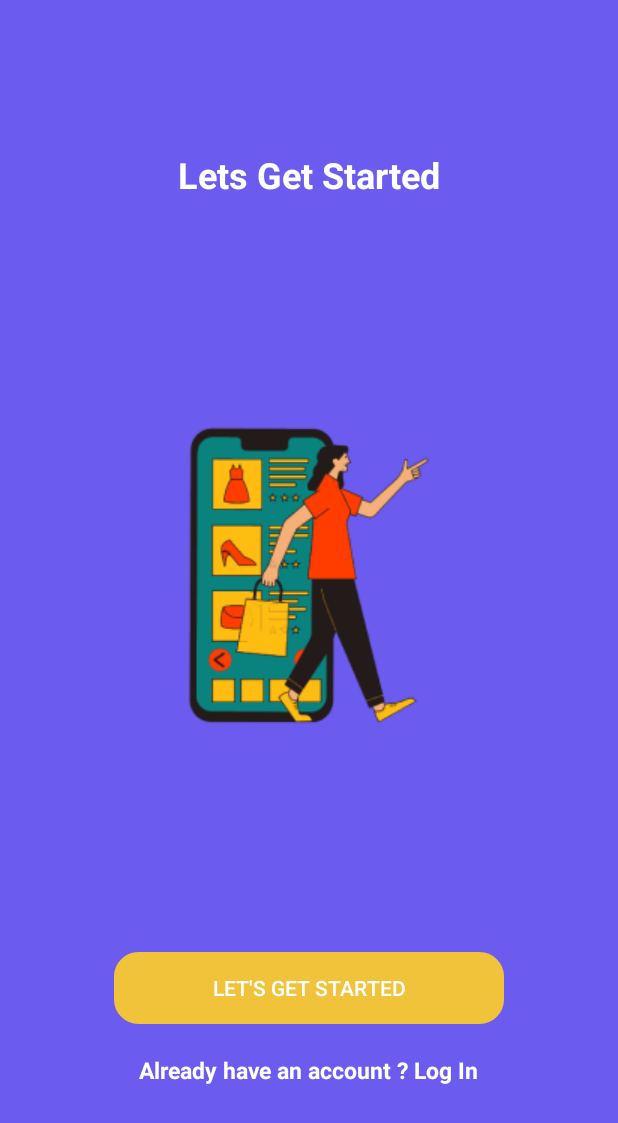
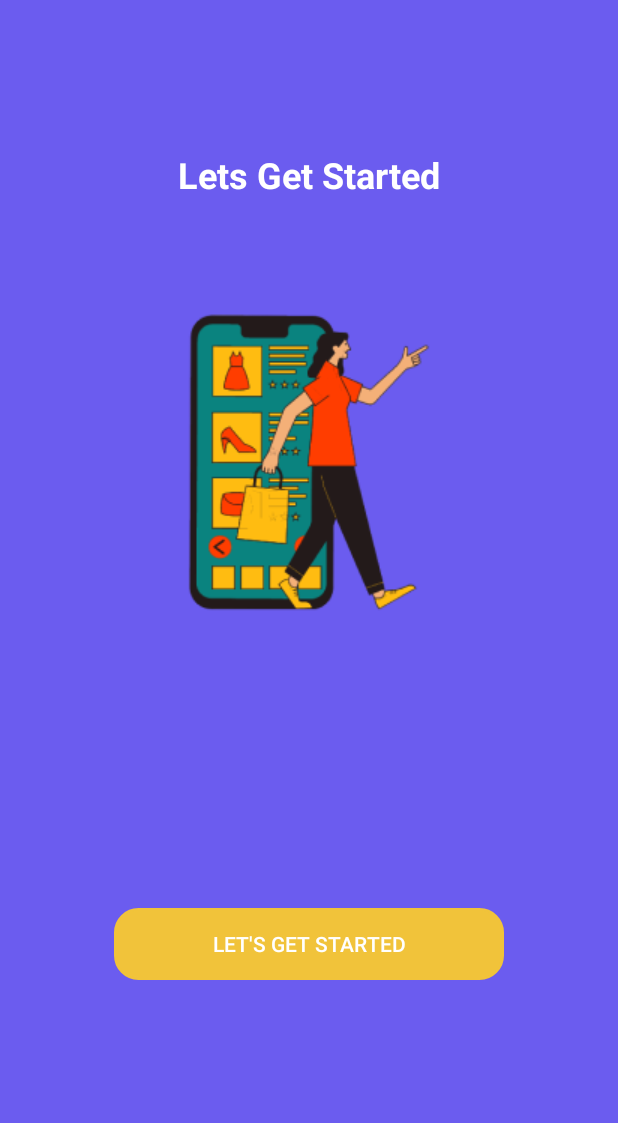
Before and after one commit to bennohan/E-Commerce_advance, an Android app: the layout activity_main.xml on its own in the app's theme, with its tools: preview values and no code run, on a phone screen of 412 x 824 dp. Shown: the top 1123 px of the screen. Run offline under Robolectric (Android 15) with nearby library versions, the phone set to English and light mode, and no system bars.

Commit message:
update Pc

```diff
--- a/app/build.gradle
+++ b/app/build.gradle
@@ -71,7 +71,5 @@ dependencies {
     implementation 'androidx.room:room-ktx:2.5.2'
     kapt 'androidx.room:room-compiler:2.5.2'
 
-    //imageSlider
-    implementation 'com.github.denzcoskun:ImageSlideshow:0.1.2'
 
 }
--- a/app/src/main/res/layout/activity_login.xml
+++ b/app/src/main/res/layout/activity_login.xml
@@ -137,13 +137,13 @@
                 app:layout_constraintStart_toStartOf="parent" />
 
             <TextView
-                android:id="@+id/textView"
+                android:id="@+id/tvRegisterOption"
                 android:layout_width="wrap_content"
                 android:layout_height="wrap_content"
                 android:layout_gravity="center"
                 android:layout_marginTop="10dp"
                 android:layout_marginBottom="50dp"
-                android:text="Already have an account ? Log In"
+                tools:text="Already have an account ? Log In"
                 android:textSize="15dp"
                 android:textStyle="bold"
                 app:layout_constraintBottom_toBottomOf="parent"
--- a/app/src/main/res/layout/activity_main.xml
+++ b/app/src/main/res/layout/activity_main.xml
@@ -29,10 +29,11 @@
                 app:layout_constraintTop_toTopOf="parent" />
 
             <ImageView
+                android:id="@+id/imageView"
                 android:layout_width="wrap_content"
                 android:layout_height="wrap_content"
+                android:layout_marginTop="50dp"
                 android:src="@drawable/splash_condition_image"
-                app:layout_constraintBottom_toTopOf="@+id/btnStart"
                 app:layout_constraintEnd_toEndOf="parent"
                 app:layout_constraintStart_toStartOf="parent"
                 app:layout_constraintTop_toBottomOf="@+id/textView2" />
@@ -41,27 +42,15 @@
                 android:id="@+id/btnStart"
                 android:layout_width="260dp"
                 android:layout_height="wrap_content"
+                android:background="@drawable/background_button"
                 android:backgroundTint="@color/buttonColorYellow"
                 android:text="Let's get Started"
-                android:layout_marginBottom="20dp"
-                android:background="@drawable/background_button"
                 android:textColor="@color/white"
-                app:layout_constraintBottom_toTopOf="@+id/textView"
-                app:layout_constraintEnd_toEndOf="parent"
-                app:layout_constraintStart_toStartOf="parent" />
-
-            <TextView
-                android:id="@+id/textView"
-                android:layout_width="wrap_content"
-                android:layout_height="wrap_content"
-                android:text="Already have an account ? Log In"
-                android:textColor="@color/white"
-                android:textSize="15dp"
-                android:layout_marginBottom="100dp"
-                android:textStyle="bold"
                 app:layout_constraintBottom_toBottomOf="parent"
                 app:layout_constraintEnd_toEndOf="parent"
-                app:layout_constraintStart_toStartOf="parent" />
+                app:layout_constraintStart_toStartOf="parent"
+                app:layout_constraintTop_toBottomOf="@+id/imageView" />
+
 
 
         </androidx.constraintlayout.widget.ConstraintLayout>
--- a/app/src/main/res/layout/activity_register.xml
+++ b/app/src/main/res/layout/activity_register.xml
@@ -218,7 +218,7 @@
                 app:layout_constraintStart_toStartOf="parent" />
 
             <TextView
-                android:id="@+id/textView"
+                android:id="@+id/tvLoginOption"
                 android:layout_width="wrap_content"
                 android:layout_height="wrap_content"
                 android:layout_gravity="center"
```
Also changed, not shown: app/src/main/java/com/bennohan/e_commerce/ui/login/LoginActivity.kt (+26 -0 lines), app/src/main/java/com/bennohan/e_commerce/ui/register/RegisterActivity.kt (+19 -0 lines).
